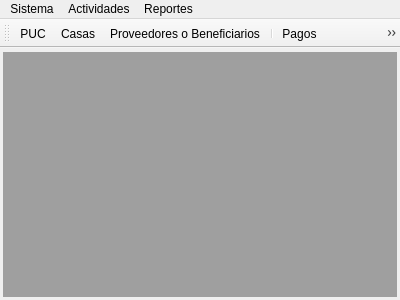
Before: the Qt Designer form mainwindow.ui in GonzaloHernandez/jpbilling, drawn with Qt 5.
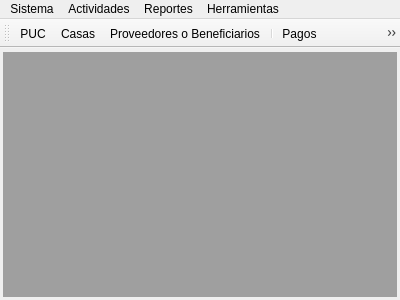
After: the same form once the commit is applied. Icons and pictures are not drawn.

Commit message: Create backup option

What changed in the file:
```diff
--- a/mainwindow.ui
+++ b/mainwindow.ui
@@ -38,7 +38,7 @@
      <x>0</x>
      <y>0</y>
      <width>400</width>
-     <height>24</height>
+     <height>27</height>
     </rect>
    </property>
    <widget class="QMenu" name="menu_system">
@@ -59,7 +59,7 @@
     <addaction name="action_billing"/>
     <addaction name="action_collect"/>
    </widget>
-   <widget class="QMenu" name="menuReportes">
+   <widget class="QMenu" name="menu_reports">
     <property name="title">
      <string>Reportes</string>
     </property>
@@ -68,9 +68,19 @@
     <addaction name="action_summarycollect"/>
     <addaction name="action_budgetexecution"/>
    </widget>
+   <widget class="QMenu" name="menu_tools">
+    <property name="title">
+     <string>Herramientas</string>
+    </property>
+    <addaction name="action_createbackup"/>
+    <addaction name="action_restorebackup"/>
+    <addaction name="separator"/>
+    <addaction name="action_export"/>
+   </widget>
    <addaction name="menu_system"/>
    <addaction name="menu_activities"/>
-   <addaction name="menuReportes"/>
+   <addaction name="menu_reports"/>
+   <addaction name="menu_tools"/>
   </widget>
   <widget class="QToolBar" name="mainToolBar">
    <attribute name="toolBarArea">
```
Left out of the diff: 34 changed lines with no effect on the pictures. The commit also changes 2 other files.
